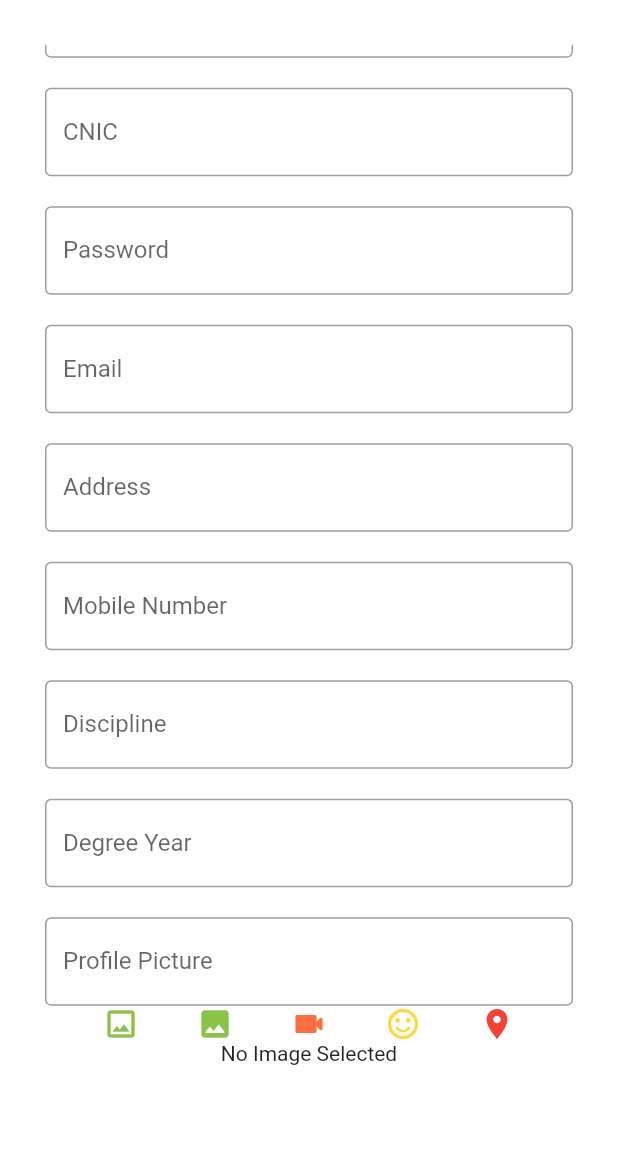
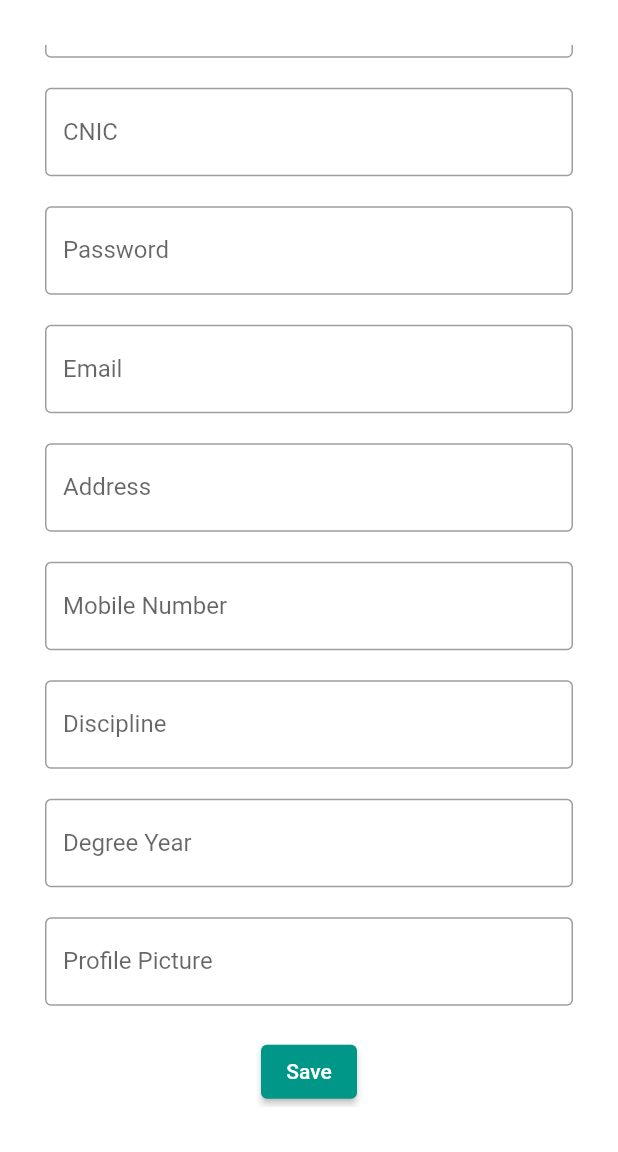
Before and after one commit to AzamSaeed43/fasconnector, a Flutter app: the AddStudent screen opened by its route, scrolled down 391 dp, on a phone screen of 412 x 824 dp, the part 84-1236 px from its top. Run offline on Flutter 3.47's test engine with Material 2 defaults, Android fonts, the phone set to English and light mode, and no system bars; our stand-ins replace cloud_firestore, firebase_auth, firebase_core, firebase_storage, image_picker; missing offline and left inert: dart:html; accounts and stored records are empty.

```diff
--- a/lib/addstudent.dart
+++ b/lib/addstudent.dart
@@ -34,55 +34,6 @@ class _AddStudentState extends State<AddStudent> {
   final _firestore = FirebaseFirestore.instance;
   FirebaseStorage firestorage = FirebaseStorage.instance;
 
-  //Image Picker From Gallery
-  Future getImagefromGallery() async {
-    final pickedFile = await picker.pickImage(source: ImageSource.gallery);
-    setState(() {
-      if(pickedFile != null){
-        galleryImage = File(pickedFile.path); // path of image is here
-        selectdImageName=pickedFile.name.toString();
-      }
-      else{
-        print('No Image Selected');
-      }
-    });
-  }
-
-  uploadImage() async {
-    var uniqueKey = _firestore.collection('Student').doc(); // collection name will use
-
-    String uploadImageName =
-        DateTime.now().microsecondsSinceEpoch.toString()+ '.jpg';
-    Reference reference = firestorage.ref().child('Student').child(uploadImageName);
-    UploadTask uploadTask = reference.putFile(File(galleryImage!.path));
-    uploadTask.snapshotEvents.listen((event) {
-      print(event.bytesTransferred.toString() + "\t"+ event.totalBytes.toString());
-    });
-    await uploadTask.whenComplete(() async
-    {
-      var uploadPath = await uploadTask.snapshot.ref.getDownloadURL();
-
-      // Here will insert data into Firestore Database with URL
-
-      if(uploadPath.isNotEmpty)
-      {
-        _firestore.collection('Student').doc(uniqueKey.id)
-            .set
-          ({"image": uploadPath })
-            .then((value) => _showMessage("Post add Successfully"));
-      }
-      else{
-        _showMessage("Something went wrong");
-      }
-
-    });
-  }
-  _showMessage(String msg){
-    ScaffoldMessenger.of(context).showSnackBar(SnackBar(
-        content: Text(msg),
-        duration: Duration(seconds: 3)
-    ));
-  }
 
   @override
   Widget build(BuildContext context) {
@@ -197,7 +148,7 @@ class _AddStudentState extends State<AddStudent> {
                 CustomeSizedBox(height: 20),
                 TextField(
                   decoration: InputDecoration(
-                    hintText: 'Enter Degree Yearr of Student',
+                    hintText: 'Enter Degree Year of Student',
                     labelText: 'Degree Year',
                     border: OutlineInputBorder(),
                   ),
@@ -216,32 +167,6 @@ class _AddStudentState extends State<AddStudent> {
                     profilepicture = value;
                   },
                 ),
-                Row(
-                  mainAxisAlignment: MainAxisAlignment.spaceEvenly,
-                  children: [
-                    //Image From Gallery
-                    GestureDetector(
-                      onTap:(){
-                        getImagefromGallery();
-                      } ,
-                      child: const Icon(Icons.crop_original, color: Colors.lightGreen),
-                    ),
-                    Icon(Icons.photo_rounded, color: Colors.lightGreen),
-
-
-                    Icon(Icons.videocam_rounded, color: Colors.deepOrangeAccent),
-                    Icon(Icons.sentiment_satisfied_rounded, color: Colors.amberAccent,),
-                    Icon(Icons.place,color: Colors.red)
-                  ],
-                ),
-                Container(
-                  child: galleryImage == null
-                      ? Text('No Image Selected')
-                      : Image.file(galleryImage!),
-                ),
-                const SizedBox(
-                    height:20
-                ),
                 CustomeSizedBox(height: 20),
                 ElevatedButton(
                     onPressed: () {
@@ -257,7 +182,6 @@ class _AddStudentState extends State<AddStudent> {
                         'DegreeYear':degreeyear,
                         'ProfilePicture':profilepicture
                       });
-                      uploadImage();
                       Navigator.pushNamed(context, MainHomeScreen.id);
                     },
                     child: Text('Save')),
```
